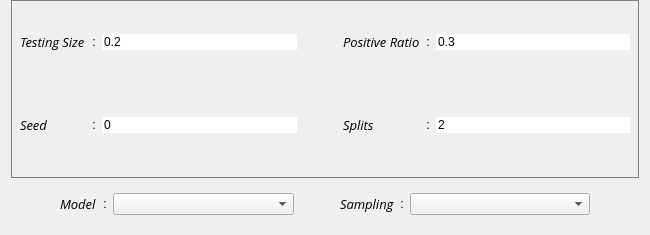
Before: the Qt Designer form ui/xml/options/third.ui in janoschortmann/abstract-screening, drawn with Qt 5.
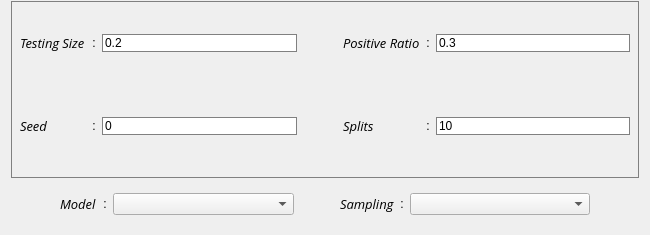
After: the same form once the commit is applied.

```diff
--- a/ui/xml/options/third.ui
+++ b/ui/xml/options/third.ui
@@ -18,7 +18,7 @@
   </property>
   <layout class="QVBoxLayout" name="verticalLayout">
    <property name="topMargin">
-    <number>0</number>
+    <number>1</number>
    </property>
    <item>
     <widget class="QWidget" name="vars" native="true">
@@ -122,17 +122,17 @@
       <item row="1" column="6">
        <widget class="QLineEdit" name="splits_edit">
         <property name="styleSheet">
-         <string notr="true">border: 0px solid grey;</string>
+         <string notr="true"/>
         </property>
         <property name="text">
-         <string>2</string>
+         <string>10</string>
         </property>
        </widget>
       </item>
       <item row="1" column="2">
        <widget class="QLineEdit" name="seed_edit">
         <property name="styleSheet">
-         <string notr="true">border: 0px solid grey;</string>
+         <string notr="true"/>
         </property>
         <property name="text">
          <string>0</string>
@@ -159,7 +159,7 @@
       <item row="0" column="2">
        <widget class="QLineEdit" name="size_edit">
         <property name="styleSheet">
-         <string notr="true">border: 0px solid grey;</string>
+         <string notr="true"/>
         </property>
         <property name="text">
          <string>0.2</string>
@@ -169,7 +169,7 @@
       <item row="0" column="6">
        <widget class="QLineEdit" name="pos_edit">
         <property name="styleSheet">
-         <string notr="true">border: 0px solid grey;</string>
+         <string notr="true"/>
         </property>
         <property name="text">
          <string>0.3</string>
```
Left out of the diff: 12 changed lines with no effect on the pictures.
